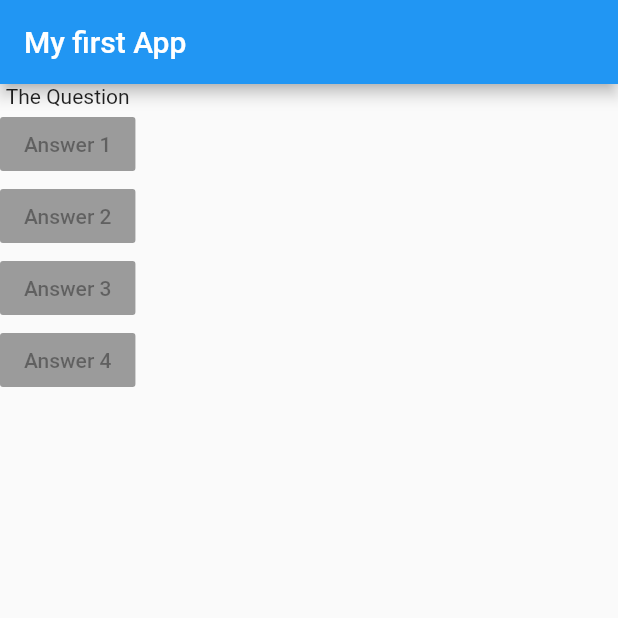
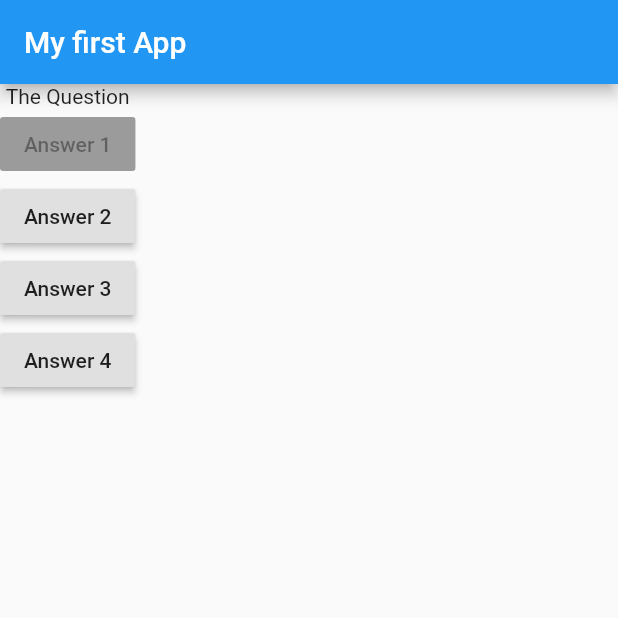
Before and after one commit to MananDev/I-Am-Rich-My-First-Flutter-App, a Flutter app: the screen it shows after launch, on a phone screen of 412 x 824 dp, the top half of it. Run offline on Flutter 3.47's test engine with Material 2 defaults, Android fonts, the phone set to English and light mode, and no system bars.

Commit message:
Update main.dart

```diff
--- a/lib/main.dart
+++ b/lib/main.dart
@@ -24,9 +24,18 @@ class MyApp extends StatelessWidget {
                 child: Text('Answer 1'),
                 onPressed: null,
               ),
-              RaisedButton(child: Text('Answer 2'), onPressed: null),
-              RaisedButton(child: Text('Answer 3'), onPressed: null),
-              RaisedButton(child: Text('Answer 4'), onPressed: null),
+              RaisedButton
+              (child: Text('Answer 2'),
+               onPressed: answerQuestion
+               ),
+              RaisedButton(
+                child: Text('Answer 3'),
+                 onPressed: answerQuestion
+                 ),
+              RaisedButton(
+                child: Text('Answer 4'),
+                 onPressed: answerQuestion
+                 ),
             ],
           )),
     );
```
